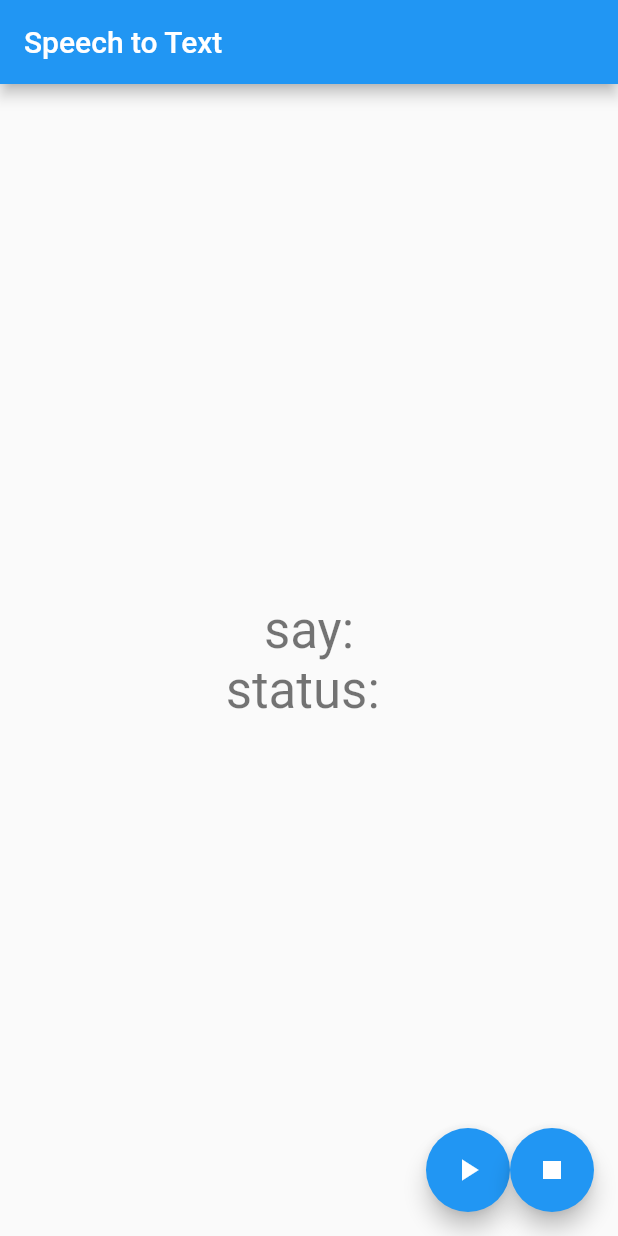
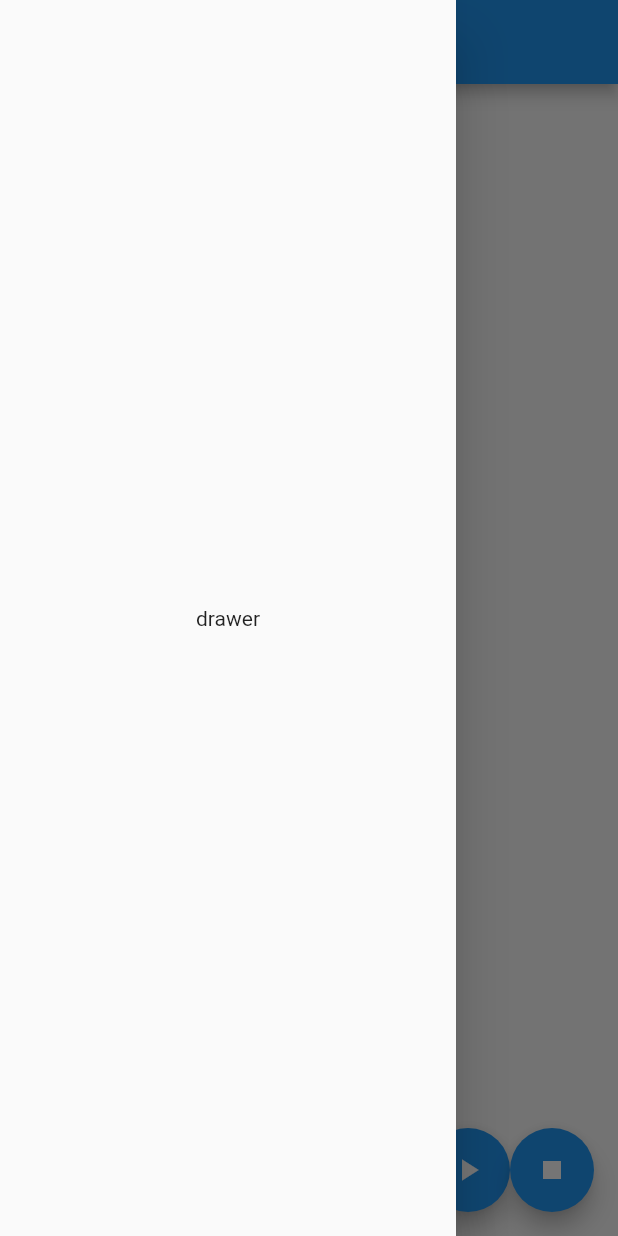
Before and after one commit to wassy310/flutter_stt, a Flutter app: the screen it shows after launch, with the side drawer open (before the commit the screen has no drawer), on a phone screen of 412 x 824 dp. Run offline on Flutter 3.47's test engine with Material 2 defaults, Android fonts, the phone set to English and light mode, and no system bars; our stand-ins replace speech_to_text.

Commit message:
Add drawer

```diff
--- a/lib/main.dart
+++ b/lib/main.dart
@@ -96,6 +96,9 @@ class _MyHomePageState extends State<MyHomePage> {
             onPressed: _speak, child: const Icon(Icons.play_arrow)),
         FloatingActionButton(onPressed: _stop, child: const Icon(Icons.stop))
       ]),
+      drawer: const Drawer(
+        child: Center(child: Text("drawer")),
+      ),
     );
   }
 }
```
